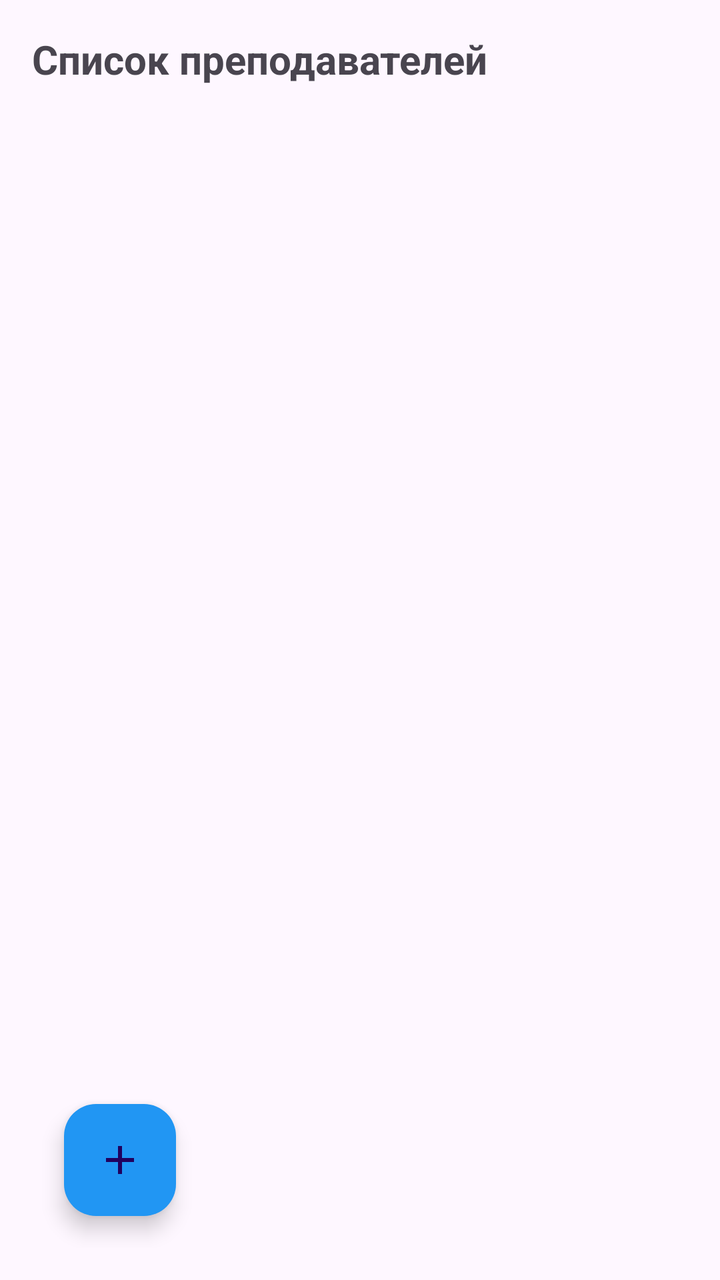
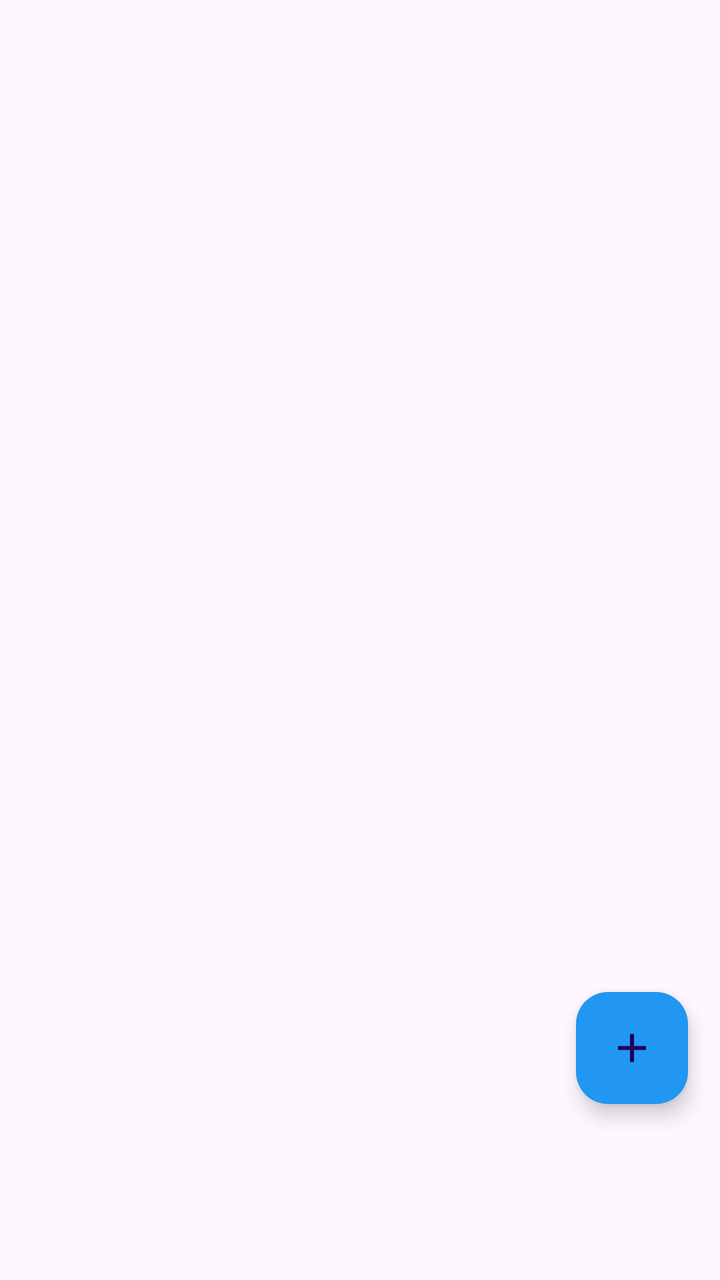

Compare the two renders of this Android layout. The source of the first and the diff that turns it into the second are given below.
<!-- AndroidManifest.xml: application theme Theme.Zd7 -->
<!-- res/layout/fragment_teachers.xml -->
<?xml version="1.0" encoding="utf-8"?>
<LinearLayout xmlns:android="http://schemas.android.com/apk/res/android"
    android:layout_width="match_parent"
    android:layout_height="match_parent"
    android:orientation="vertical"
    android:padding="16dp">

    <TextView
        android:layout_width="wrap_content"
        android:layout_height="wrap_content"
        android:text="Список преподавателей"
        android:textSize="20sp"
        android:textStyle="bold" />

    <androidx.recyclerview.widget.RecyclerView
        android:id="@+id/recyclerView"
        android:layout_width="match_parent"
        android:layout_height="0dp"
        android:layout_weight="1"
        android:layout_marginTop="16dp" />

    <com.google.android.material.floatingactionbutton.FloatingActionButton
        android:id="@+id/fabAddTeacher"
        android:layout_width="wrap_content"
        android:layout_height="wrap_content"
        android:layout_margin="16dp"
        android:src="@drawable/ic_add"
        android:backgroundTint="@color/primary"/>

</LinearLayout>
<!-- resources referenced by this layout -->
<resources>
  <color name="primary">#2196F3</color>
  <!-- drawable ic_add (drawable) -->
  <?xml version="1.0" encoding="utf-8"?>
  <vector xmlns:android="http://schemas.android.com/apk/res/android"
      android:width="24dp"
      android:height="24dp"
      android:viewportWidth="24"
      android:viewportHeight="24">
      <path
          android:fillColor="#FFFFFF"
          android:pathData="M19,13h-6v6h-2v-6H5v-2h6V5h2v6h6v2z"/>
  </vector>
  <style name="Theme.Zd7" parent="Base.Theme.Zd7" />
  <style name="Base.Theme.Zd7" parent="Theme.Material3.DayNight.NoActionBar">
          
          
      </style>
</resources>

<!-- the commit's change to res/layout/fragment_teachers.xml (unified diff, before → after) -->
@@ -1,30 +1,30 @@
 <?xml version="1.0" encoding="utf-8"?>
-<LinearLayout xmlns:android="http://schemas.android.com/apk/res/android"
+<androidx.constraintlayout.widget.ConstraintLayout
+    xmlns:android="http://schemas.android.com/apk/res/android"
+    xmlns:app="http://schemas.android.com/apk/res-auto"
+    xmlns:tools="http://schemas.android.com/tools"
     android:layout_width="match_parent"
-    android:layout_height="match_parent"
-    android:orientation="vertical"
-    android:padding="16dp">
-
-    <TextView
-        android:layout_width="wrap_content"
-        android:layout_height="wrap_content"
-        android:text="Список преподавателей"
-        android:textSize="20sp"
-        android:textStyle="bold" />
+    android:layout_height="match_parent">
 
     <androidx.recyclerview.widget.RecyclerView
         android:id="@+id/recyclerView"
-        android:layout_width="match_parent"
+        android:layout_width="0dp"
         android:layout_height="0dp"
-        android:layout_weight="1"
-        android:layout_marginTop="16dp" />
+        android:layout_marginBottom="72dp"
+    app:layout_constraintBottom_toBottomOf="parent"
+    app:layout_constraintEnd_toEndOf="parent"
+    app:layout_constraintStart_toStartOf="parent"
+    app:layout_constraintTop_toTopOf="parent"/>
 
     <com.google.android.material.floatingactionbutton.FloatingActionButton
         android:id="@+id/fabAddTeacher"
         android:layout_width="wrap_content"
         android:layout_height="wrap_content"
-        android:layout_margin="16dp"
-        android:src="@drawable/ic_add"
-        android:backgroundTint="@color/primary"/>
+        android:layout_marginEnd="16dp"
+        android:layout_marginBottom="88dp"
+    android:src="@drawable/ic_add"
+    app:backgroundTint="@color/primary"
+    app:layout_constraintBottom_toBottomOf="parent"
+    app:layout_constraintEnd_toEndOf="parent"/>
 
-</LinearLayout>
+</androidx.constraintlayout.widget.ConstraintLayout>
